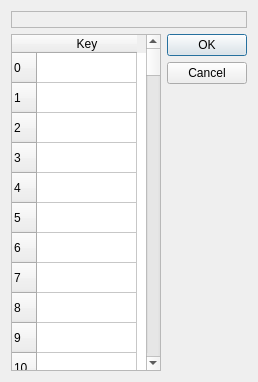
This is src/kmapdialog.ui in pedrolcl/VMPK as Qt 5 draws it before an edit. The edited form follows.
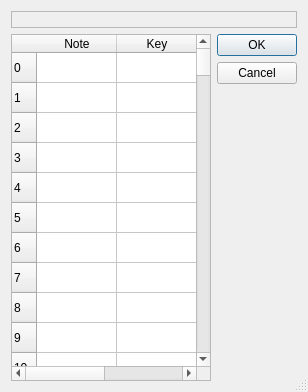
This is the edited form. Icons and pictures are not drawn.

Commit message: kmapdialog: new not editable column showing note names

The edit to the form file:
```diff
--- a/src/kmapdialog.ui
+++ b/src/kmapdialog.ui
@@ -23,8 +23,8 @@
    <rect>
     <x>0</x>
     <y>0</y>
-    <width>255</width>
-    <height>382</height>
+    <width>308</width>
+    <height>392</height>
    </rect>
   </property>
   <property name="windowTitle">
@@ -34,13 +34,15 @@
    <iconset resource="../data/vmpk.qrc">
     <normaloff>:/vpiano/vmpk_32x32.png</normaloff>:/vpiano/vmpk_32x32.png</iconset>
   </property>
+  <property name="sizeGripEnabled">
+   <bool>true</bool>
+  </property>
   <layout class="QGridLayout">
    <item row="0" column="0" colspan="2">
     <widget class="QLabel" name="labelMapName">
      <property name="font">
       <font>
        <pointsize>10</pointsize>
-       <weight>75</weight>
        <bold>true</bold>
       </font>
      </property>
@@ -69,6 +71,9 @@
      <property name="rowCount">
       <number>128</number>
      </property>
+     <attribute name="horizontalHeaderDefaultSectionSize">
+      <number>80</number>
+     </attribute>
      <row>
       <property name="text">
        <string>0</string>
@@ -709,6 +714,11 @@
        <string>127</string>
       </property>
      </row>
+     <column>
+      <property name="text">
+       <string>Note</string>
+      </property>
+     </column>
      <column>
       <property name="text">
        <string>Key</string>
```
Left out of the diff: 8 changed lines with no effect on the pictures. The commit also changes 3 other files.
